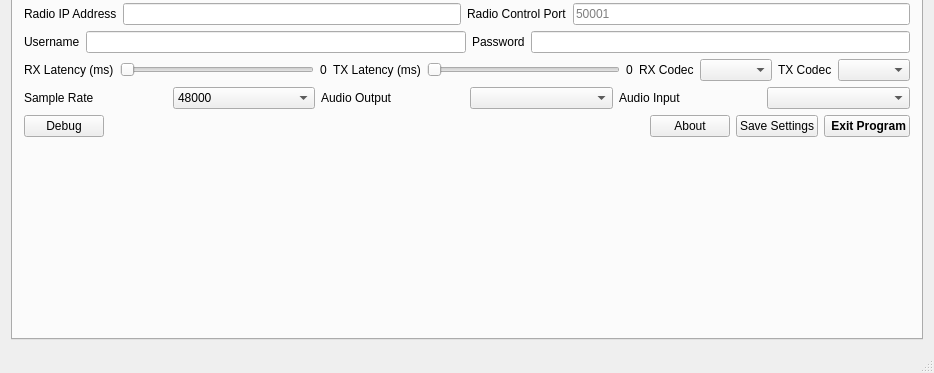
Above: wfmain.ui from adecarolis/wfweb before the change; both pictures show x 0 to 934 and y 209 to 582 of the 934 by 582 pixel window. Below: the same form after it.
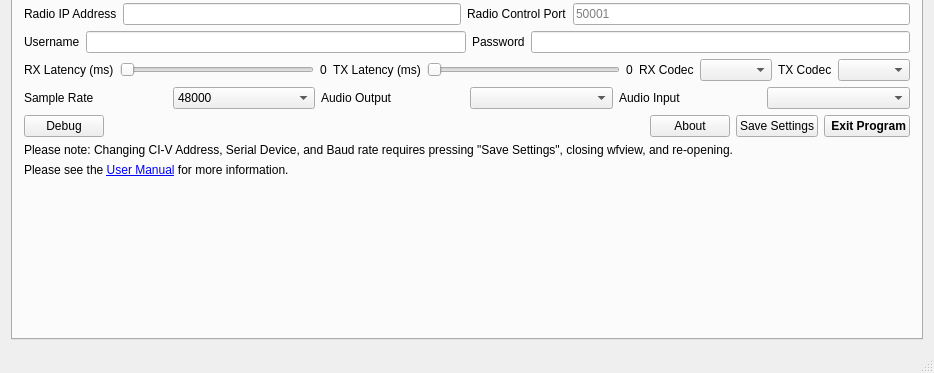
That is the form after the change. Custom widgets are drawn as their Qt base class.

Commit message: Added helpful text to settings tab.

```diff
--- a/wfmain.ui
+++ b/wfmain.ui
@@ -2600,6 +2600,37 @@
           </item>
          </layout>
         </item>
+        <item>
+         <layout class="QHBoxLayout" name="horizontalLayout_28">
+          <property name="topMargin">
+           <number>0</number>
+          </property>
+          <item>
+           <widget class="QLabel" name="label_33">
+            <property name="text">
+             <string>Please note: Changing CI-V Address, Serial Device, and Baud rate requires pressing &quot;Save Settings&quot;, closing wfview, and re-opening. </string>
+            </property>
+           </widget>
+          </item>
+         </layout>
+        </item>
+        <item>
+         <layout class="QHBoxLayout" name="horizontalLayout_29">
+          <property name="topMargin">
+           <number>0</number>
+          </property>
+          <item>
+           <widget class="QLabel" name="label_34">
+            <property name="text">
+             <string>&lt;html&gt;&lt;head&gt;&lt;/head&gt;&lt;body&gt;&lt;p&gt;Please see the &lt;a href=&quot;https://wfview.org/wfview-user-manual/settings-tab/&quot;&gt;User Manual&lt;/a&gt; for more information. &lt;/p&gt;&lt;/body&gt;&lt;/html&gt;</string>
+            </property>
+            <property name="textFormat">
+             <enum>Qt::RichText</enum>
+            </property>
+           </widget>
+          </item>
+         </layout>
+        </item>
         <item>
          <spacer name="verticalSpacer_2">
           <property name="orientation">
```
